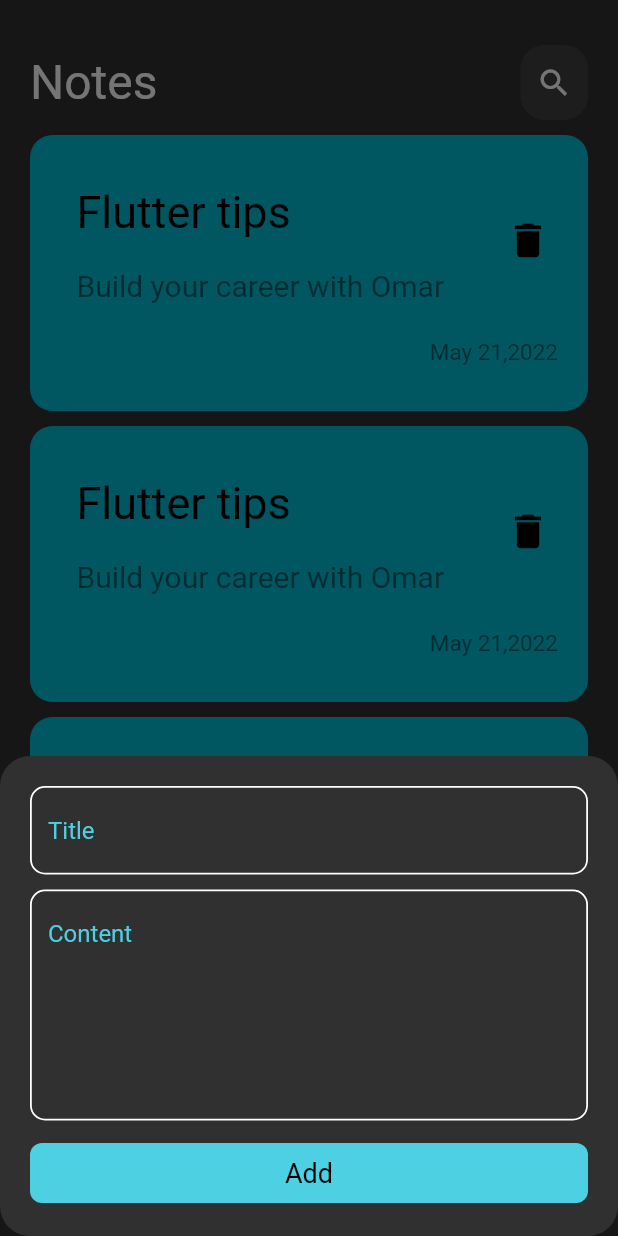
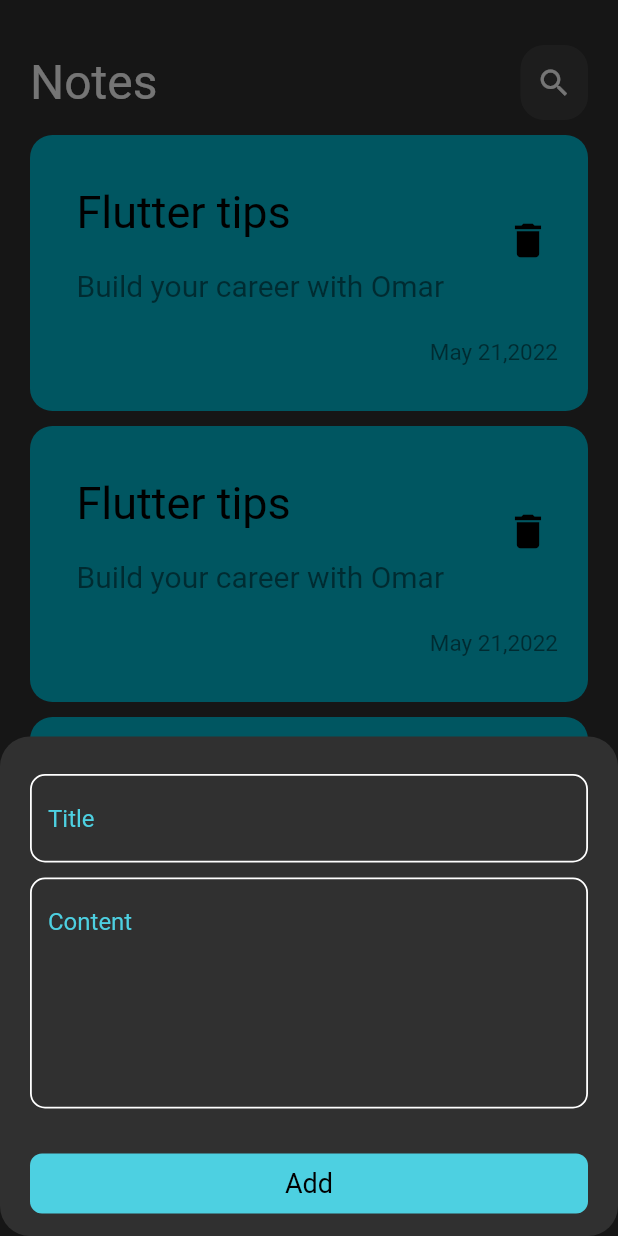
Before and after one commit to Omar99323/Notes-app, a Flutter app: the screen it shows after launch, after a tap on the "add" icon, on a phone screen of 412 x 824 dp. Run offline on Flutter 3.47's test engine with Material 2 defaults, Android fonts, the phone set to English and light mode, and no system bars; our stand-ins replace flutter_bloc, hive, hive_flutter; accounts and stored records are empty.

Commit message:
Editing the bottom sheet

```diff
--- a/lib/pages/homepage.dart
+++ b/lib/pages/homepage.dart
@@ -4,7 +4,7 @@ import 'package:notes_app/widgets/body.dart';
 
 class HomePage extends StatelessWidget {
   const HomePage({super.key});
-  static String id='first';
+  static String id = 'first';
   @override
   Widget build(BuildContext context) {
     return Scaffold(
@@ -14,7 +14,10 @@ class HomePage extends StatelessWidget {
         ),
         onPressed: () {
           showModalBottomSheet(
-            shape: RoundedRectangleBorder(borderRadius: BorderRadius.circular(20),),
+            isScrollControlled: true,
+            shape: RoundedRectangleBorder(
+              borderRadius: BorderRadius.circular(20),
+            ),
             context: context,
             builder: (context) {
               return const AddNote();
--- a/lib/widgets/addnote.dart
+++ b/lib/widgets/addnote.dart
@@ -25,9 +25,16 @@ class AddNote extends StatelessWidget {
         builder: (context, state) {
           return AbsorbPointer(
             absorbing: state is AddnoteLoading ? true : false,
-            child: const Padding(
-              padding: EdgeInsets.symmetric(horizontal: 20, vertical: 10),
-              child: SingleChildScrollView(child: NoteForm()),
+            child: Padding(
+              padding: EdgeInsets.only(
+                left: 20,
+                right: 20,
+                top: 15,
+                bottom: MediaQuery.of(context).viewInsets.bottom,
+              ),
+              child: const SingleChildScrollView(
+                child: NoteForm(),
+              ),
             ),
           );
         },
@@ -55,8 +62,6 @@ class _NoteFormState extends State<NoteForm> {
     return Form(
       key: formkey,
       autovalidateMode: autovalidateMode,
-      child: SizedBox(
-        height: 300,
       child: Column(
         children: [
           CustomTextField(
@@ -71,6 +76,9 @@ class _NoteFormState extends State<NoteForm> {
             onsaved: (value) {
               content = value;
             },
+          ),
+          const SizedBox(
+            height: 30,
           ),
           BlocBuilder<AddnoteCubit, AddnoteState>(
             builder: (context, state) {
@@ -97,7 +105,6 @@ class _NoteFormState extends State<NoteForm> {
           ),
         ],
       ),
-      ),
     );
   }
 }
--- a/lib/widgets/button.dart
+++ b/lib/widgets/button.dart
@@ -14,7 +14,7 @@ class Buttton extends StatelessWidget {
   @override
   Widget build(BuildContext context) {
     return Padding(
-      padding: const EdgeInsets.only(top: 15),
+      padding: const EdgeInsets.only(bottom: 15),
       child: GestureDetector(
         onTap: ontap,
         child: isloading
```
Lines whose indentation alone changed are shown as unchanged.
